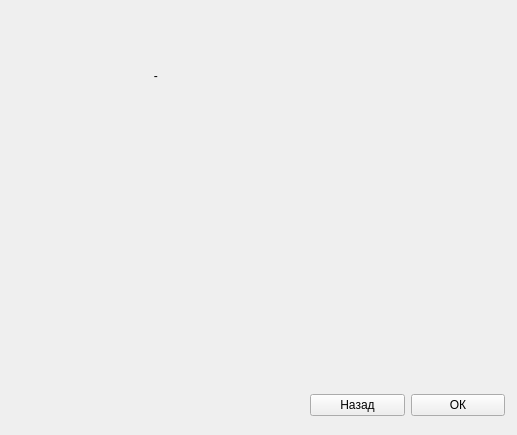
First picture: the form in Program/App/windowvivod.ui, repository LebedevArtemiy/OurProject_pr4, before the edit.
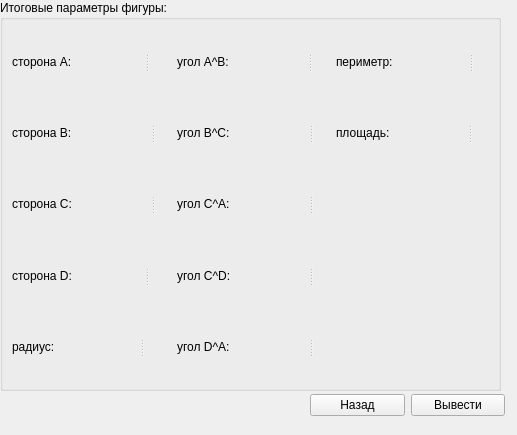
Second picture: the form after the edit.

Patch:
```diff
--- a/Program/App/windowvivod.ui
+++ b/Program/App/windowvivod.ui
@@ -33,24 +33,230 @@
     <item>
      <widget class="QPushButton" name="pushButton_2">
       <property name="text">
-       <string>ОК</string>
+       <string>Вывести</string>
       </property>
      </widget>
     </item>
    </layout>
   </widget>
-  <widget class="QLabel" name="label">
+  <widget class="QGroupBox" name="groupBox">
    <property name="geometry">
     <rect>
-     <x>134</x>
-     <y>60</y>
-     <width>61</width>
-     <height>31</height>
+     <x>0</x>
+     <y>0</y>
+     <width>501</width>
+     <height>391</height>
     </rect>
    </property>
-   <property name="text">
-    <string>      -</string>
+   <property name="title">
+    <string>Итоговые параметры фигуры:</string>
    </property>
+   <layout class="QGridLayout" name="gridLayout">
+    <item row="1" column="2">
+     <widget class="QSplitter" name="splitter_5">
+      <property name="orientation">
+       <enum>Qt::Horizontal</enum>
+      </property>
+      <widget class="QLabel" name="label_11">
+       <property name="text">
+        <string>угол B^C:</string>
+       </property>
+      </widget>
+      <widget class="QLabel" name="showBC">
+       <property name="text">
+        <string/>
+       </property>
+      </widget>
+     </widget>
+    </item>
+    <item row="2" column="2">
+     <widget class="QSplitter" name="splitter_9">
+      <property name="orientation">
+       <enum>Qt::Horizontal</enum>
+      </property>
+      <widget class="QLabel" name="label_17">
+       <property name="text">
+        <string>угол C^A:</string>
+       </property>
+      </widget>
+      <widget class="QLabel" name="showCA">
+       <property name="text">
+        <string/>
+       </property>
+      </widget>
+     </widget>
+    </item>
+    <item row="4" column="0">
+     <widget class="QSplitter" name="splitter_8">
+      <property name="orientation">
+       <enum>Qt::Horizontal</enum>
+      </property>
+      <widget class="QLabel" name="label_15">
+       <property name="text">
+        <string>радиус:</string>
+       </property>
+      </widget>
+      <widget class="QLabel" name="showR">
+       <property name="text">
+        <string/>
+       </property>
+      </widget>
+     </widget>
+    </item>
+    <item row="2" column="0" colspan="2">
+     <widget class="QSplitter" name="splitter">
+      <property name="orientation">
+       <enum>Qt::Horizontal</enum>
+      </property>
+      <widget class="QLabel" name="label">
+       <property name="text">
+        <string>сторона C:</string>
+       </property>
+      </widget>
+      <widget class="QLabel" name="showC">
+       <property name="text">
+        <string/>
+       </property>
+      </widget>
+     </widget>
+    </item>
+    <item row="4" column="2">
+     <widget class="QSplitter" name="splitter_11">
+      <property name="orientation">
+       <enum>Qt::Horizontal</enum>
+      </property>
+      <widget class="QLabel" name="label_21">
+       <property name="text">
+        <string>угол D^A:</string>
+       </property>
+      </widget>
+      <widget class="QLabel" name="showDA">
+       <property name="text">
+        <string/>
+       </property>
+      </widget>
+     </widget>
+    </item>
+    <item row="3" column="0">
+     <widget class="QSplitter" name="splitter_6">
+      <property name="orientation">
+       <enum>Qt::Horizontal</enum>
+      </property>
+      <widget class="QLabel" name="label_13">
+       <property name="text">
+        <string>сторона D:</string>
+       </property>
+      </widget>
+      <widget class="QLabel" name="showD">
+       <property name="text">
+        <string/>
+       </property>
+      </widget>
+     </widget>
+    </item>
+    <item row="0" column="2">
+     <widget class="QSplitter" name="splitter_2">
+      <property name="orientation">
+       <enum>Qt::Horizontal</enum>
+      </property>
+      <widget class="QLabel" name="label_7">
+       <property name="text">
+        <string>угол A^B:</string>
+       </property>
+      </widget>
+      <widget class="QLabel" name="showAB">
+       <property name="text">
+        <string/>
+       </property>
+      </widget>
+     </widget>
+    </item>
+    <item row="0" column="3">
+     <widget class="QSplitter" name="splitter_4">
+      <property name="orientation">
+       <enum>Qt::Horizontal</enum>
+      </property>
+      <widget class="QLabel" name="label_9">
+       <property name="text">
+        <string>периметр:</string>
+       </property>
+      </widget>
+      <widget class="QLabel" name="showP">
+       <property name="text">
+        <string/>
+       </property>
+      </widget>
+     </widget>
+    </item>
+    <item row="0" column="0">
+     <widget class="QSplitter" name="splitter_7">
+      <property name="orientation">
+       <enum>Qt::Horizontal</enum>
+      </property>
+      <widget class="QLabel" name="label_3">
+       <property name="text">
+        <string>сторона A:</string>
+       </property>
+      </widget>
+      <widget class="QLabel" name="showA">
+       <property name="text">
+        <string/>
+       </property>
+      </widget>
+     </widget>
+    </item>
+    <item row="1" column="0" colspan="2">
+     <widget class="QSplitter" name="splitter_3">
+      <property name="orientation">
+       <enum>Qt::Horizontal</enum>
+      </property>
+      <widget class="QLabel" name="label_5">
+       <property name="text">
+        <string>сторона B:</string>
+       </property>
+      </widget>
+      <widget class="QLabel" name="showB">
+       <property name="text">
+        <string/>
+       </property>
+      </widget>
+     </widget>
+    </item>
+    <item row="3" column="2">
+     <widget class="QSplitter" name="splitter_10">
+      <property name="orientation">
+       <enum>Qt::Horizontal</enum>
+      </property>
+      <widget class="QLabel" name="label_19">
+       <property name="text">
+        <string>угол C^D:</string>
+       </property>
+      </widget>
+      <widget class="QLabel" name="showCD">
+       <property name="text">
+        <string/>
+       </property>
+      </widget>
+     </widget>
+    </item>
+    <item row="1" column="3">
+     <widget class="QSplitter" name="splitter_12">
+      <property name="orientation">
+       <enum>Qt::Horizontal</enum>
+      </property>
+      <widget class="QLabel" name="label_23">
+       <property name="text">
+        <string>площадь:</string>
+       </property>
+      </widget>
+      <widget class="QLabel" name="showS">
+       <property name="text">
+        <string/>
+       </property>
+      </widget>
+     </widget>
+    </item>
+   </layout>
   </widget>
  </widget>
  <resources/>
```
